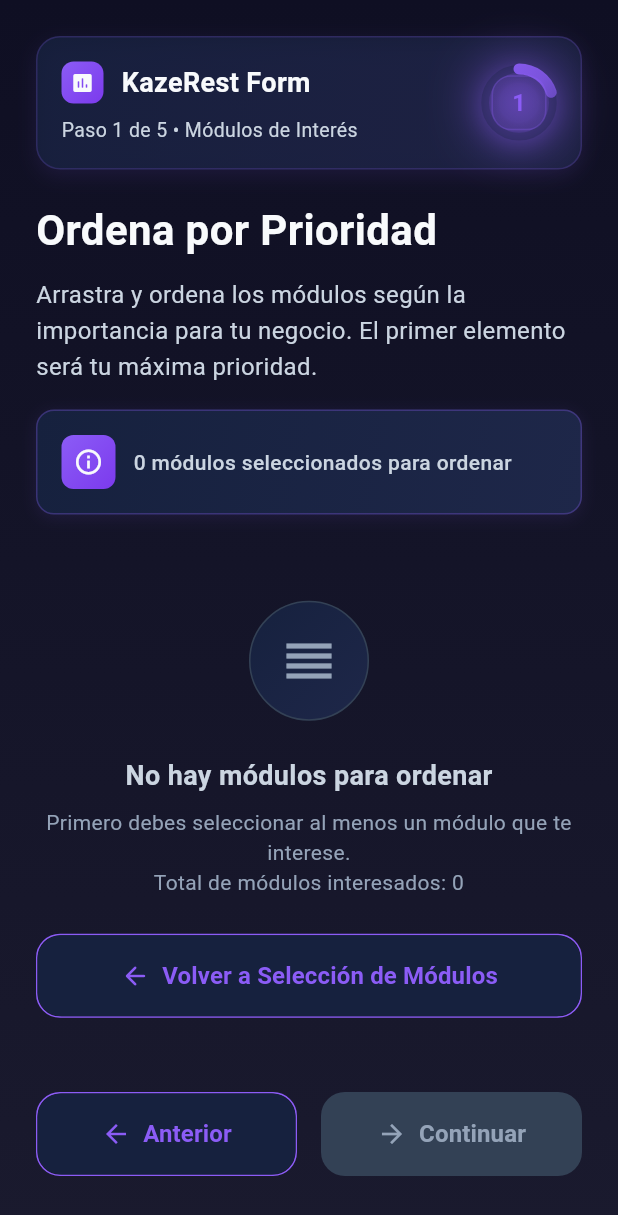
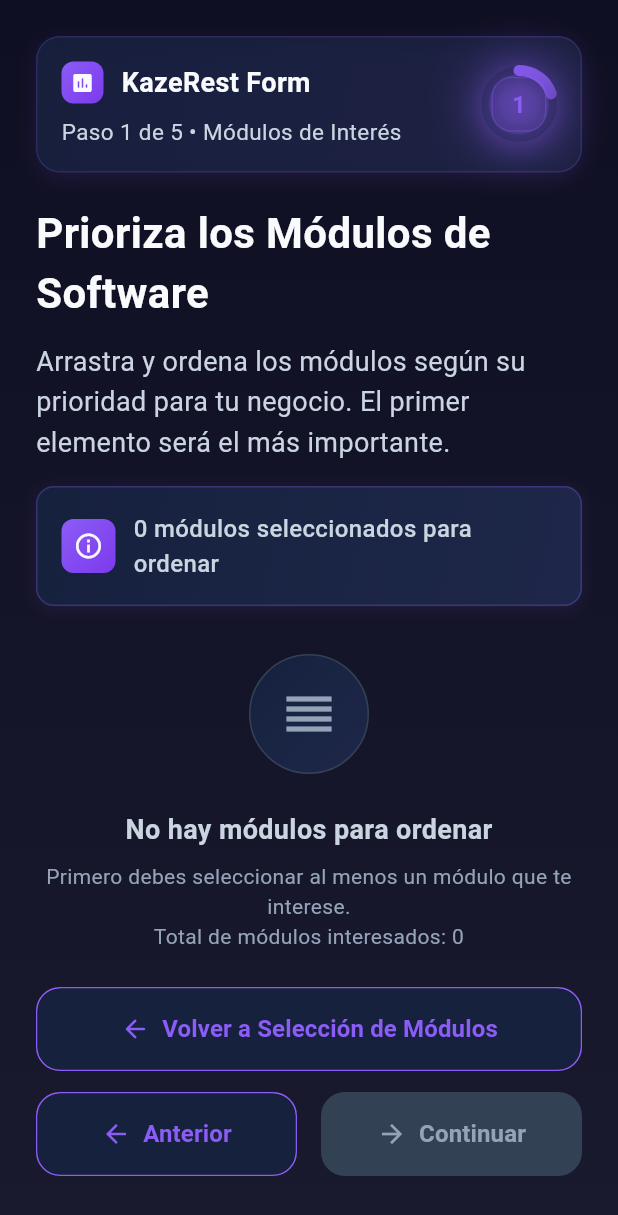
Before and after one commit to MarlonMorales232409/kazerest_form_flutter, a Flutter app: the PriorityOrderingView screen opened directly, on a phone screen of 412 x 824 dp. Shown: the top 1215 px of the screen. Run offline on Flutter 3.47's test engine with Material 3 defaults, Android fonts, the phone set to English and light mode, and no system bars; drawn by our look-alikes of percent_indicator; our stand-ins replace cloud_firestore, firebase_core, freezed_annotation, get; accounts and stored records are empty; Roboto replaces fonts that are missing (System).

Commit message:
clients requirements

```diff
--- a/lib/controller/questionnaire_controller.dart
+++ b/lib/controller/questionnaire_controller.dart
@@ -315,6 +315,7 @@ class QuestionnaireController extends GetxController {
       case 4:
         return userName.value.isNotEmpty &&
                userEmail.value.isNotEmpty &&
+               userPhone.value.isNotEmpty &&
                businessName.value.isNotEmpty;
       default:
         return false;
--- a/lib/db_local/modules.dart
+++ b/lib/db_local/modules.dart
@@ -43,7 +43,7 @@ const List<SystemModule> systemModules = [
   ),
   SystemModule(
     id: "9",
-    title: "IA y Automatización",
+    title: "Inteligencia Artificial",
     description: "Recomendaciones automáticas y predicciones de demanda.",
   ),
   SystemModule(
--- a/lib/view/questionnaire/califications_view.dart
+++ b/lib/view/questionnaire/califications_view.dart
@@ -143,7 +143,7 @@ class CalificationsView extends StatelessWidget {
             const SizedBox(width: 16),
             const Expanded(
               child: Text(
-                'Califica la Importancia',
+                '¿Qué es lo más importante del software para tu negocio?',
                 style: TextStyle(
                   fontSize: 28,
                   fontWeight: FontWeight.bold,
@@ -155,9 +155,9 @@ class CalificationsView extends StatelessWidget {
         ),
         const SizedBox(height: 12),
         const Text(
-          'Califica del 1 al 5 qué tan importante es cada aspecto para tu negocio. Esto nos ayudará a personalizar mejor la solución.',
+          'Evalúa cada aspecto según su importancia para tu negocio. Esta información nos permitirá personalizar mejor nuestra propuesta.',
           style: TextStyle(
-            fontSize: 16,
+            fontSize: 18,
             color: DarkTheme.textSecondary,
             height: 1.5,
           ),
@@ -521,7 +521,7 @@ class CalificationsView extends StatelessWidget {
             const SizedBox(width: 20),
             const Expanded(
               child: Text(
-                'Califica la Importancia',
+                '¿Qué es lo más importante del software para tu negocio?',
                 style: TextStyle(
                   fontSize: 36,
                   fontWeight: FontWeight.bold,
--- a/lib/view/questionnaire/categories_importance_view.dart
+++ b/lib/view/questionnaire/categories_importance_view.dart
@@ -143,7 +143,7 @@ class CategoriesImportanceView extends StatelessWidget {
             const SizedBox(width: 16),
             const Expanded(
               child: Text(
-                'Importancia por Categoría',
+                'Ventajas Tecnológicas',
                 style: TextStyle(
                   fontSize: 28,
                   fontWeight: FontWeight.bold,
@@ -155,9 +155,9 @@ class CategoriesImportanceView extends StatelessWidget {
         ),
         const SizedBox(height: 12),
         const Text(
-          'Ajusta el nivel de importancia de cada categoría tecnológica para tu negocio. Usa el deslizador de 0 a 10.',
+          'Evalúa qué beneficios tecnológicos son más importantes para tu negocio. Usa el deslizador de 0 a 10.',
           style: TextStyle(
-            fontSize: 16,
+            fontSize: 18,
             color: DarkTheme.textSecondary,
             height: 1.5,
           ),
@@ -247,7 +247,7 @@ class CategoriesImportanceView extends StatelessWidget {
             const SizedBox(width: 20),
             const Expanded(
               child: Text(
-                'Importancia por Categoría',
+                'Ventajas Tecnológicas',
                 style: TextStyle(
                   fontSize: 36,
                   fontWeight: FontWeight.bold,
--- a/lib/view/questionnaire/circular_progress_widget.dart
+++ b/lib/view/questionnaire/circular_progress_widget.dart
@@ -213,6 +213,21 @@ class _CircularProgressWidgetState extends State<CircularProgressWidget>
     );
   }
 
+  // Helper method to get the current progress color
+  Color _getCurrentProgressColor(double progress) {
+    if (widget.showOnFinishScreen || progress >= 1.0) {
+      return DarkTheme.accentGreen;
+    } else if (progress >= 0.7) {
+      // Start the green transition earlier and make it more gradual
+      final greenRatio = (progress - 0.7) / 0.3; // More gradual from 0.7 to 1.0
+      final smoothRatio = _smoothStep(greenRatio); // Apply smooth interpolation
+
+      return Color.lerp(DarkTheme.primaryPurple, DarkTheme.accentGreen, smoothRatio)!;
+    } else {
+      return DarkTheme.primaryPurple;
+    }
+  }
+
   List<Color> _getGradientColors(double progress) {
     if (widget.showOnFinishScreen || progress >= 1.0) {
       // When completed, use solid green colors for a complete circle
@@ -263,6 +278,10 @@ class _CircularProgressWidgetState extends State<CircularProgressWidget>
   }
 
   Widget _buildStepCounter(int currentStep, int totalSteps) {
+    // Calculate progress to get the appropriate color
+    final progressPercent = widget.showOnFinishScreen ? 1.0 : (currentStep + 1) / totalSteps;
+    final currentColor = _getCurrentProgressColor(progressPercent);
+
     // For very small sizes, use a simplified layout
     if (widget.size < 60) {
       return Container(
@@ -271,15 +290,15 @@ class _CircularProgressWidgetState extends State<CircularProgressWidget>
         decoration: BoxDecoration(
           gradient: RadialGradient(
             colors: [
-              DarkTheme.primaryPurple.withOpacity(0.15),
-              DarkTheme.primaryPurple.withOpacity(0.05),
+              currentColor.withOpacity(0.15),
+              currentColor.withOpacity(0.05),
               Colors.transparent,
             ],
             stops: const [0.0, 0.7, 1.0],
           ),
           borderRadius: BorderRadius.circular(widget.size / 4),
           border: Border.all(
-            color: DarkTheme.primaryPurple.withOpacity(0.3),
+            color: currentColor.withOpacity(0.3),
             width: 1.0,
           ),
         ),
@@ -289,7 +308,7 @@ class _CircularProgressWidgetState extends State<CircularProgressWidget>
             style: TextStyle(
               fontSize: widget.size * 0.3,
               fontWeight: FontWeight.bold,
-              color: DarkTheme.primaryPurple,
+              color: currentColor,
             ),
           ),
         ),
@@ -302,20 +321,20 @@ class _CircularProgressWidgetState extends State<CircularProgressWidget>
       decoration: BoxDecoration(
         gradient: RadialGradient(
           colors: [
-            DarkTheme.primaryPurple.withOpacity(0.15),
-            DarkTheme.primaryPurple.withOpacity(0.05),
+            currentColor.withOpacity(0.15),
+            currentColor.withOpacity(0.05),
             Colors.transparent,
           ],
           stops: const [0.0, 0.7, 1.0],
         ),
         borderRadius: BorderRadius.circular(widget.size / 4),
         border: Border.all(
-          color: DarkTheme.primaryPurple.withOpacity(0.3),
+          color: currentColor.withOpacity(0.3),
           width: 1.5,
         ),
         boxShadow: [
           BoxShadow(
-            color: DarkTheme.primaryPurple.withOpacity(0.1),
+            color: currentColor.withOpacity(0.1),
             blurRadius: 8,
             offset: const Offset(0, 2),
           ),
@@ -330,10 +349,10 @@ class _CircularProgressWidgetState extends State<CircularProgressWidget>
             style: TextStyle(
               fontSize: widget.size * 0.26, // Slightly smaller font
               fontWeight: FontWeight.bold,
-              color: DarkTheme.primaryPurple,
+              color: currentColor,
               shadows: [
                 Shadow(
-                  color: DarkTheme.primaryPurple.withOpacity(0.3),
+                  color: currentColor.withOpacity(0.3),
                   blurRadius: 4,
                   offset: const Offset(0, 1),
                 ),
@@ -347,7 +366,7 @@ class _CircularProgressWidgetState extends State<CircularProgressWidget>
               gradient: LinearGradient(
                 colors: [
                   Colors.transparent,
-                  DarkTheme.primaryPurple.withOpacity(0.7),
+                  currentColor.withOpacity(0.7),
                   Colors.transparent,
                 ],
               ),
@@ -588,7 +607,7 @@ class MobileProgressHeader extends StatelessWidget {
       return const Text(
         'Paso 1 de 5 • Evaluando producto',
         style: TextStyle(
-          fontSize: 13,
+          fontSize: 15,
           color: DarkTheme.textSecondary,
         ),
       );
@@ -603,7 +622,7 @@ class MobileProgressHeader extends StatelessWidget {
       return Text(
         'Paso ${currentStep + 1} de 5 • $stepName',
         style: const TextStyle(
-          fontSize: 13,
+          fontSize: 15,
           color: DarkTheme.textSecondary,
         ),
       );
@@ -615,11 +634,11 @@ class MobileProgressHeader extends StatelessWidget {
       case 0:
         return 'Módulos de Interés';
       case 1:
-        return 'Prioridad de Módulos';
+        return 'Prioriza Módulos';
       case 2:
-        return 'Calificaciones';
+        return 'Prioridades del Software';
       case 3:
-        return 'Importancia de Categorías';
+        return 'Ventajas Tecnológicas';
       case 4:
         return 'Datos del Usuario';
       default:
--- a/lib/view/questionnaire/priority_ordering_view.dart
+++ b/lib/view/questionnaire/priority_ordering_view.dart
@@ -125,7 +125,7 @@ class PriorityOrderingView extends StatelessWidget {
       crossAxisAlignment: CrossAxisAlignment.start,
       children: [
         const Text(
-          'Ordena por Prioridad',
+          'Prioriza los Módulos de Software',
           style: TextStyle(
             fontSize: 28,
             fontWeight: FontWeight.bold,
@@ -134,9 +134,9 @@ class PriorityOrderingView extends StatelessWidget {
         ),
         const SizedBox(height: 12),
         const Text(
-          'Arrastra y ordena los módulos según la importancia para tu negocio. El primer elemento será tu máxima prioridad.',
+          'Arrastra y ordena los módulos según su prioridad para tu negocio. El primer elemento será el más importante.',
           style: TextStyle(
-            fontSize: 16,
+            fontSize: 18,
             color: DarkTheme.textSecondary,
             height: 1.5,
           ),
@@ -182,7 +182,7 @@ class PriorityOrderingView extends StatelessWidget {
                 child: Obx(() => Text(
                   '${controller.priorityModules.length} módulos seleccionados para ordenar',
                   style: const TextStyle(
-                    fontSize: 14,
+                    fontSize: 16,
                     fontWeight: FontWeight.w500,
                     color: DarkTheme.textSecondary,
                   ),
@@ -304,7 +304,7 @@ class PriorityOrderingView extends StatelessWidget {
                       Text(
                         module.title,
                         style: const TextStyle(
-                          fontSize: 16,
+                          fontSize: 18,
                           fontWeight: FontWeight.w600,
                           color: DarkTheme.textPrimary,
                         ),
@@ -313,7 +313,7 @@ class PriorityOrderingView extends StatelessWidget {
                       Text(
                         module.description,
                         style: const TextStyle(
-                          fontSize: 14,
+                          fontSize: 16,
                           color: DarkTheme.textSecondary,
                           height: 1.4,
                         ),
@@ -438,7 +438,7 @@ class PriorityOrderingView extends StatelessWidget {
       crossAxisAlignment: CrossAxisAlignment.start,
       children: [
         const Text(
-          'Ordena por Prioridad',
+          'Prioriza los Módulos de Software',
           style: TextStyle(
             fontSize: 36,
             fontWeight: FontWeight.bold,
@@ -447,7 +447,7 @@ class PriorityOrderingView extends StatelessWidget {
         ),
         const SizedBox(height: 16),
         const Text(
-          'Organiza los módulos según su importancia para tu negocio. Esta información nos ayudará a personalizar mejor nuestra propuesta.',
+          'Organiza los módulos según su prioridad para tu negocio. Esta información nos ayudará a personalizar mejor nuestra propuesta.',
           style: TextStyle(
             fontSize: 18,
             color: DarkTheme.textSecondary,
--- a/lib/view/questionnaire/welcome_screen_view.dart
+++ b/lib/view/questionnaire/welcome_screen_view.dart
@@ -206,7 +206,7 @@ class WelcomeScreenView extends StatelessWidget {
       child: const Text(
         'Te invitamos a participar en una breve encuesta sobre las necesidades de software para tu restaurante.\n\nEsta evaluación nos ayudará a entender mejor cómo podemos optimizar las operaciones de tu negocio y mejorar la experiencia de tus clientes.',
         style: TextStyle(
-          fontSize: 18,
+          fontSize: 20,
           color: DarkTheme.textSecondary,
           height: 1.7,
           fontWeight: FontWeight.w400,
@@ -256,7 +256,7 @@ class WelcomeScreenView extends StatelessWidget {
                 child: Text(
                   feature['text'] as String,
                   style: const TextStyle(
-                    fontSize: 16,
+                    fontSize: 18,
                     color: DarkTheme.textSecondary,
                     fontWeight: FontWeight.w500,
                   ),
```
Also changed, not shown: lib/view/questionnaire/interest_cards_view.dart (+4 -4 lines), lib/view/questionnaire/user_data_form_view.dart (+3 -103 lines).
